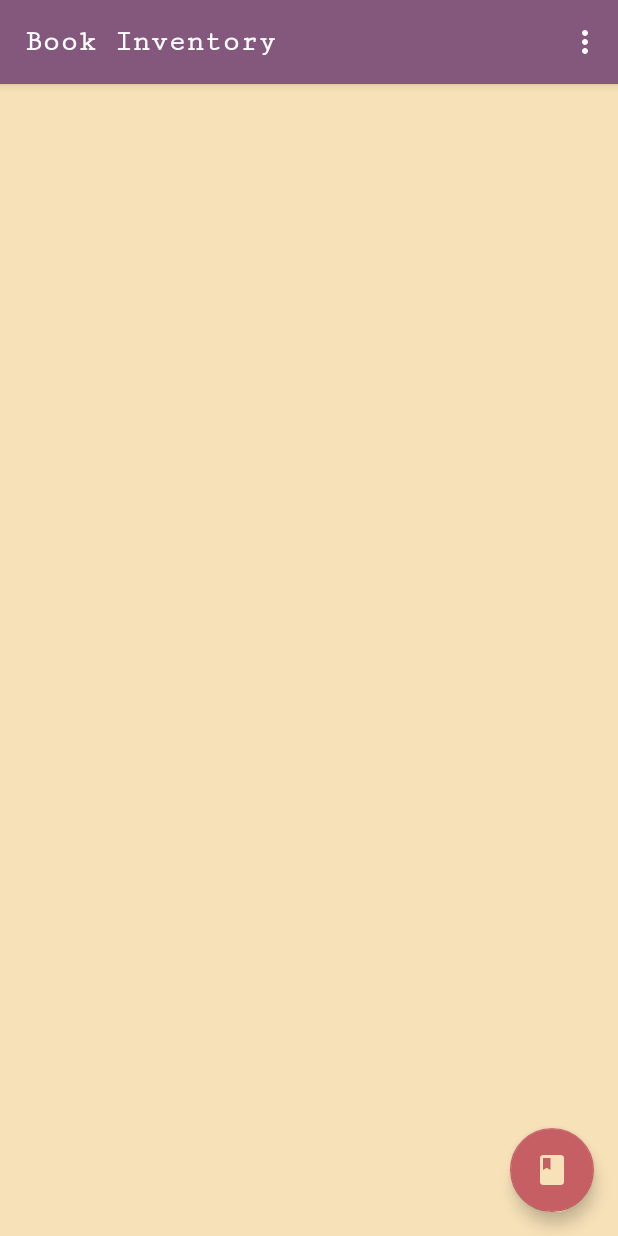
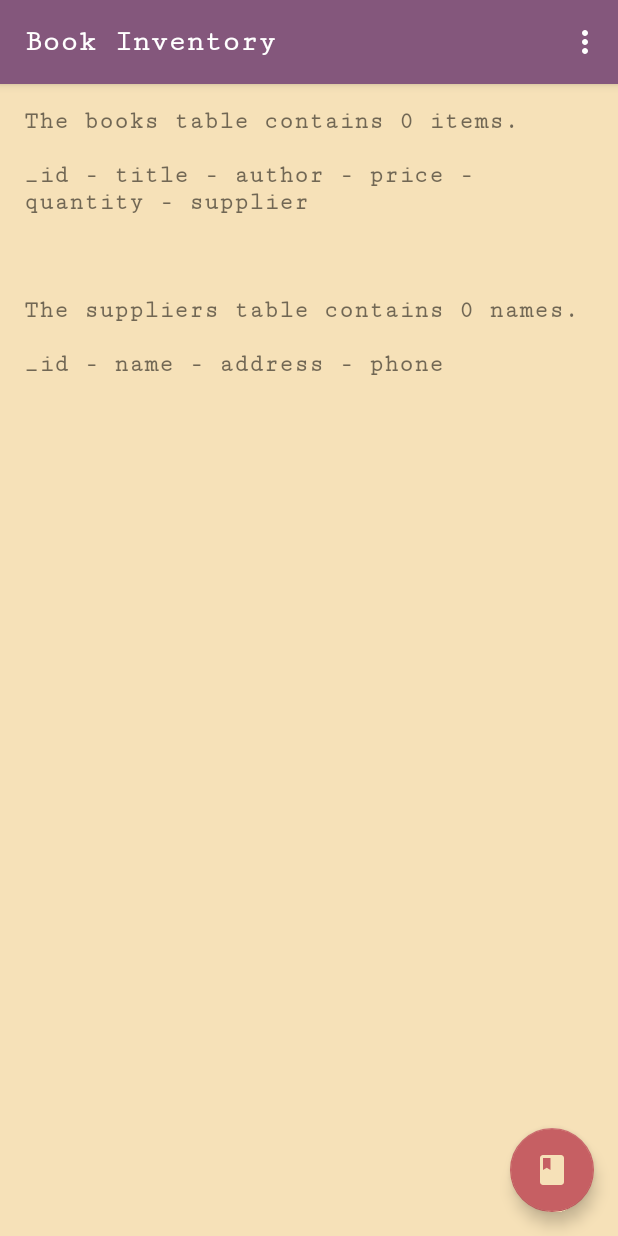
Before and after one commit to eovka/BookInventory, an Android app: the screen it shows after launch (CatalogActivity), on a phone screen of 412 x 824 dp. Run offline under Robolectric (Android 15) with nearby library versions, the phone set to English and light mode, and no system bars.

Commit message:
Contract class, SQLoOpenHelper and adding dummy data

```diff
--- a/app/src/main/java/pl/pisze_czytam/bookinventory/BooksEditor.java
+++ b/app/src/main/java/pl/pisze_czytam/bookinventory/BooksEditor.java
@@ -7,9 +7,11 @@ import android.view.MenuItem;
 import android.widget.ArrayAdapter;
 import android.widget.Spinner;
 
+import pl.pisze_czytam.bookinventory.data.BookContract.*;
+
 public class BooksEditor extends AppCompatActivity {
     private Spinner suppliersSpinner;
-//    private String defaultSupplier =
+    private String defaultSupplier = BookEntry.SUPPLIER_UNKNOWN;
 
     @Override
     protected void onCreate(Bundle savedInstanceState) {
@@ -32,7 +34,7 @@ public class BooksEditor extends AppCompatActivity {
 //
 //            @Override
 //            public void onNothingSelected(AdapterView<?> parent) {
-//       // TODO: set the default value
+//                defaultSupplier = BookEntry.SUPPLIER_UNKNOWN;
 //            }
 //        });
     }
--- a/app/src/main/java/pl/pisze_czytam/bookinventory/CatalogActivity.java
+++ b/app/src/main/java/pl/pisze_czytam/bookinventory/CatalogActivity.java
@@ -1,7 +1,10 @@
 package pl.pisze_czytam.bookinventory;
 
+import android.content.ContentValues;
 import android.content.DialogInterface;
 import android.content.Intent;
+import android.database.Cursor;
+import android.database.sqlite.SQLiteDatabase;
 import android.support.design.widget.FloatingActionButton;
 import android.support.v7.app.AlertDialog;
 import android.support.v7.app.AppCompatActivity;
@@ -9,13 +12,20 @@ import android.os.Bundle;
 import android.view.Menu;
 import android.view.MenuItem;
 import android.view.View;
+import android.widget.TextView;
+
+import pl.pisze_czytam.bookinventory.data.BookContract.*;
+import pl.pisze_czytam.bookinventory.data.BookDbHelper;
 
 public class CatalogActivity extends AppCompatActivity {
+    private BookDbHelper databaseHelper;
 
     @Override
     protected void onCreate(Bundle savedInstanceState) {
         super.onCreate(savedInstanceState);
         setContentView(R.layout.activity_catalog);
+
+        databaseHelper = new BookDbHelper(this);
 
         FloatingActionButton fab = findViewById(R.id.fab);
         fab.setOnClickListener(new View.OnClickListener() {
@@ -24,6 +34,69 @@ public class CatalogActivity extends AppCompatActivity {
                 startActivity(new Intent(CatalogActivity.this, BooksEditor.class));
             }
         });
+        displayDatabaseInfo();
+    }
+
+    public void displayDatabaseInfo() {
+        SQLiteDatabase database = databaseHelper.getReadableDatabase();
+        String[] bookProjection = {BookEntry.ID, BookEntry.COLUMN_TITLE, BookEntry.COLUMN_AUTHOR,
+                BookEntry.COLUMN_PRICE, BookEntry.COLUMN_QUANTITY, BookEntry.COLUMN_SUPPLIER};
+        Cursor bookCursor = database.query(BookEntry.TABLE_NAME, bookProjection, null,
+                null, null, null, null);
+
+        String[] supplierProjection = {SupplierEntry.ID, SupplierEntry.COLUMN_NAME,
+                SupplierEntry.COLUMN_ADDRESS, SupplierEntry.COLUMN_PHONE};
+        Cursor supplierCursor = database.query(SupplierEntry.TABLE_NAME, supplierProjection,
+                null, null, null, null, null);
+
+        TextView booksTextView = findViewById(R.id.books_textview);
+        try {
+            booksTextView.setText("The books table contains " + bookCursor.getCount() + " items.\n\n");
+            booksTextView.append(BookEntry.ID + " - " + BookEntry.COLUMN_TITLE
+                    + " - " + BookEntry.COLUMN_AUTHOR
+                    + " - " + BookEntry.COLUMN_PRICE
+                    + " - " + BookEntry.COLUMN_QUANTITY
+                    + " - " + BookEntry.COLUMN_SUPPLIER + "\n");
+
+            int idColumnIndex = bookCursor.getColumnIndex(BookEntry.ID);
+            int titleColumnIndex = bookCursor.getColumnIndex(BookEntry.COLUMN_TITLE);
+            int authorColumnIndex = bookCursor.getColumnIndex(BookEntry.COLUMN_AUTHOR);
+            int priceColumnIndex = bookCursor.getColumnIndex(BookEntry.COLUMN_PRICE);
+            int quantityColumnIndex = bookCursor.getColumnIndex(BookEntry.COLUMN_QUANTITY);
+            int supplierColumnIndex = bookCursor.getColumnIndex(BookEntry.COLUMN_SUPPLIER);
+
+            while (bookCursor.moveToNext()) {
+                int currentId = bookCursor.getInt(idColumnIndex);
+                String currentTitle = bookCursor.getString(titleColumnIndex);
+                String currentAuthor = bookCursor.getString(authorColumnIndex);
+                double currentPrice = bookCursor.getDouble(priceColumnIndex);
+                int currentQuantity = bookCursor.getInt(quantityColumnIndex);
+                String currentSupplier = bookCursor.getString(supplierColumnIndex);
+                booksTextView.append("\n" + currentId + " - " + currentTitle + " - " + currentAuthor
+                        + " - " + currentPrice + " - " + currentQuantity + " - " + currentSupplier);
+            }
+            booksTextView.append("\n\n\nThe suppliers table contains " + supplierCursor.getCount() + " names.\n\n");
+            booksTextView.append(SupplierEntry.ID + " - " + SupplierEntry.COLUMN_NAME
+                    + " - " + SupplierEntry.COLUMN_ADDRESS
+                    + " - " + SupplierEntry.COLUMN_PHONE + "\n");
+
+            int idSupplierIndex = supplierCursor.getColumnIndex(SupplierEntry.ID);
+            int nameColumnIndex = supplierCursor.getColumnIndex(SupplierEntry.COLUMN_NAME);
+            int addressColumnIndex = supplierCursor.getColumnIndex(SupplierEntry.COLUMN_ADDRESS);
+            int phoneColumnIndex = supplierCursor.getColumnIndex(SupplierEntry.COLUMN_PHONE);
+
+            while (supplierCursor.moveToNext()) {
+                int currentId = supplierCursor.getInt(idSupplierIndex);
+                String currentSupplier = supplierCursor.getString(nameColumnIndex);
+                String currentAddress = supplierCursor.getString(addressColumnIndex);
+                String currentPhone = supplierCursor.getString(phoneColumnIndex);
+                booksTextView.append("\n" + currentId + " - " + currentSupplier + " - " + currentAddress
+                        + " - " + currentPhone);
+            }
+        } finally {
+            bookCursor.close();
+            supplierCursor.close();
+        }
     }
 
     @Override
@@ -35,8 +108,13 @@ public class CatalogActivity extends AppCompatActivity {
     @Override
     public boolean onOptionsItemSelected(MenuItem item) {
         switch (item.getItemId()) {
-            case R.id.insert_example:
-                // insertExample();
+            case R.id.dummy_book:
+                 insertDummyBook();
+                 displayDatabaseInfo();
+                return true;
+            case R.id.dummy_supplier:
+                insertDummySupplier();
+                displayDatabaseInfo();
                 return true;
             case R.id.add_books:
                 startActivity(new Intent(CatalogActivity.this, BooksEditor.class));
@@ -49,6 +127,26 @@ public class CatalogActivity extends AppCompatActivity {
                 return true;
         }
         return super.onOptionsItemSelected(item);
+    }
+
+    public void insertDummyBook() {
+        SQLiteDatabase db = databaseHelper.getWritableDatabase();
+        ContentValues values = new ContentValues();
+        values.put(BookEntry.COLUMN_TITLE, "Mistrz i Małgorzata");
+        values.put(BookEntry.COLUMN_AUTHOR, "Michaił Bułhakow");
+        values.put(BookEntry.COLUMN_PRICE, 59.99);
+        values.put(BookEntry.COLUMN_QUANTITY, 7);
+        values.put(BookEntry.COLUMN_SUPPLIER, "Znak");
+        db.insert(BookEntry.TABLE_NAME, null, values);
+    }
+
+    public void insertDummySupplier() {
+        SQLiteDatabase db = databaseHelper.getWritableDatabase();
+        ContentValues values = new ContentValues();
+        values.put(SupplierEntry.COLUMN_NAME, "Znak");
+        values.put(SupplierEntry.COLUMN_ADDRESS, "ul. Kościuszki 37, 30-105 Kraków");
+        values.put(SupplierEntry.COLUMN_PHONE, "+48 12 61 99 500");
+        db.insert(SupplierEntry.TABLE_NAME, null, values);
     }
 
     public void showDialog() {
@@ -72,4 +170,10 @@ public class CatalogActivity extends AppCompatActivity {
         AlertDialog dialog = dialogBuilder.create();
         dialog.show();
     }
+
+    @Override
+    protected void onStart() {
+        super.onStart();
+        displayDatabaseInfo();
+    }
 }
--- /dev/null
+++ b/app/src/main/java/pl/pisze_czytam/bookinventory/data/BookDbHelper.java
@@ -0,0 +1,45 @@
+package pl.pisze_czytam.bookinventory.data;
+
+import android.content.Context;
+import android.database.sqlite.SQLiteDatabase;
+import android.database.sqlite.SQLiteOpenHelper;
+
+import static pl.pisze_czytam.bookinventory.data.BookContract.*;
+
+public class BookDbHelper extends SQLiteOpenHelper {
+    private static final String DATABASE_NAME = "bookstore.db";
+    private static final int DATABASE_VERSION = 1;
+
+    public BookDbHelper(Context context) {
+        super(context, DATABASE_NAME, null, DATABASE_VERSION);
+    }
+
+    @Override
+    public void onCreate(SQLiteDatabase db) {
+        String TEXT_TYPE = " TEXT";
+        String INTEGER_TYPE = " INTEGER";
+        String REAL_TYPE = " REAL";
+        String COMMA_SEP = ", ";
+
+        String SQL_CREATE_BOOKS = "CREATE TABLE " + BookEntry.TABLE_NAME + " ("
+                + BookEntry.ID + INTEGER_TYPE + " PRIMARY KEY" + " AUTOINCREMENT" + COMMA_SEP
+                + BookEntry.COLUMN_TITLE + TEXT_TYPE + " NOT NULL" + COMMA_SEP
+                + BookEntry.COLUMN_AUTHOR + TEXT_TYPE + COMMA_SEP
+                + BookEntry.COLUMN_PRICE + REAL_TYPE + COMMA_SEP
+                + BookEntry.COLUMN_QUANTITY + INTEGER_TYPE + COMMA_SEP
+                + BookEntry.COLUMN_SUPPLIER + TEXT_TYPE + ");";
+
+        String SQL_CREATE_SUPPLIERS = "CREATE TABLE " + SupplierEntry.TABLE_NAME + " ("
+                + SupplierEntry.ID + INTEGER_TYPE + " PRIMARY KEY" + " AUTOINCREMENT" + COMMA_SEP
+                + SupplierEntry.COLUMN_NAME + TEXT_TYPE + COMMA_SEP
+                + SupplierEntry.COLUMN_ADDRESS + TEXT_TYPE + COMMA_SEP
+                + SupplierEntry.COLUMN_PHONE + TEXT_TYPE + ");";
+
+        db.execSQL(SQL_CREATE_BOOKS);
+        db.execSQL(SQL_CREATE_SUPPLIERS);
+    }
+
+    @Override
+    public void onUpgrade(SQLiteDatabase db, int oldVersion, int newVersion) {
+    }
+}
--- a/app/src/main/res/menu/catalog_menu.xml
+++ b/app/src/main/res/menu/catalog_menu.xml
@@ -5,8 +5,12 @@
     tools:context=".BooksEditor">
 
     <item
-        android:id="@+id/insert_example"
-        android:title="@string/insert_example"
+        android:id="@+id/dummy_book"
+        android:title="@string/insert_dummy_book"
+        app:showAsAction="never" />
+    <item
+        android:id="@+id/dummy_supplier"
+        android:title="@string/insert_dummy_supplier"
         app:showAsAction="never" />
     <item
         android:id="@+id/add_books"
--- a/app/src/main/res/values/strings.xml
+++ b/app/src/main/res/values/strings.xml
@@ -3,7 +3,8 @@
     <string name="add_book">Add a book</string>
     <string name="add_supplier">Add a supplier</string>
     <string name="save">Save</string>
-    <string name="insert_example">Insert an example book</string>
+    <string name="insert_dummy_book">+ dummy book</string>
+    <string name="insert_dummy_supplier">+ dummy supplier</string>
     <string name="delete_books">Delete all books</string>
     <string name="warning_title">Are you sure?</string>
     <string name="warning_message">Delete all books from the catalog?</string>
```
Also changed, not shown: app/src/main/java/pl/pisze_czytam/bookinventory/data/BookContract.java (added, +28 -0 lines).
